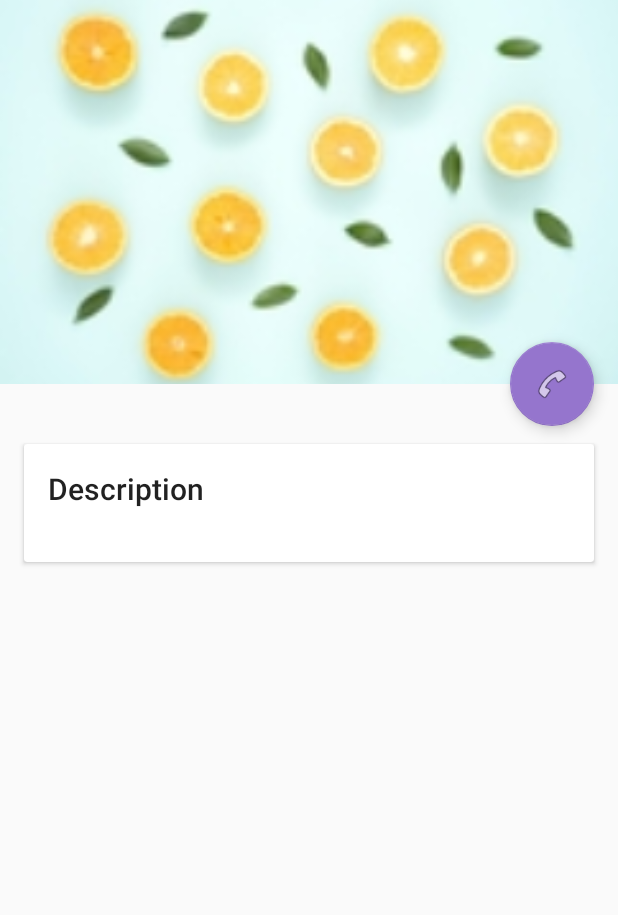
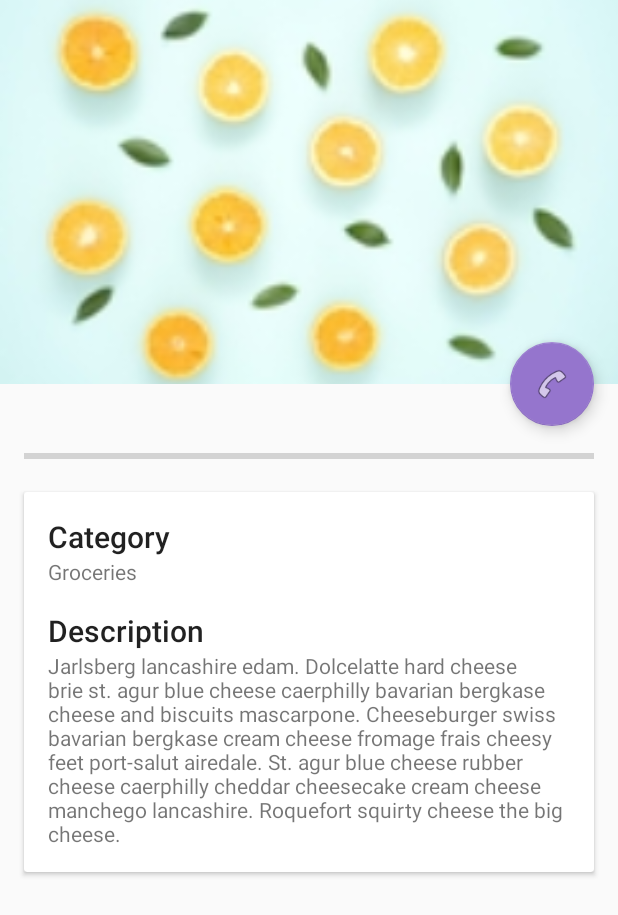
Before and after one commit to Northerngirlit/GiveApp, an Android app: the layout fragment_item_details.xml on its own in the app's theme, with its tools: preview values and no code run, on a phone screen of 412 x 824 dp. Shown: the top 915 px of the screen. Run offline under Robolectric (Android 15) with nearby library versions, the phone set to English and light mode, and no system bars.

Commit message:
Add item lifetime progress bar logic

```diff
--- a/app/src/main/java/com/truecaller/giveapp/MainActivity.kt
+++ b/app/src/main/java/com/truecaller/giveapp/MainActivity.kt
@@ -8,8 +8,7 @@ import com.truecaller.giveapp.model.Item
 import com.truecaller.giveapp.view.ItemDetailsFragment
 import com.truecaller.giveapp.view.ItemListFragment
 
-class MainActivity : AppCompatActivity(), ItemListFragment.OnFragmentInteractionListener,
-    ItemDetailsFragment.OnFragmentInteractionListener {
+class MainActivity : AppCompatActivity(), ItemListFragment.OnFragmentInteractionListener {
 
     override fun onCreate(savedInstanceState: Bundle?) {
         super.onCreate(savedInstanceState)
--- a/app/src/main/java/com/truecaller/giveapp/model/Item.kt
+++ b/app/src/main/java/com/truecaller/giveapp/model/Item.kt
@@ -20,6 +20,7 @@ class Item : Parcelable {
     var phone: String = ""
     var address: String = ""
     var email: String = ""
+    var creationTimestamp: Long = 0
 
     @Exclude
     fun toMap(): Map<String, Any> {
@@ -33,7 +34,8 @@ class Item : Parcelable {
             "longitude" to longitude,
             "phone" to phone,
             "address" to address,
-            "email" to email
+            "email" to email,
+            "creationTimestamp" to creationTimestamp
         ).toMap()
     }
 }
--- a/app/src/main/res/layout/fragment_item_details.xml
+++ b/app/src/main/res/layout/fragment_item_details.xml
@@ -52,6 +52,16 @@
                 android:orientation="vertical"
                 android:paddingTop="@dimen/spacing_large">
 
+            <ProgressBar
+                    android:id="@+id/progressBarLifeTime"
+                    android:layout_width="match_parent"
+                    android:layout_marginEnd="@dimen/spacing_normal"
+                    android:layout_marginStart="@dimen/spacing_normal"
+                    android:layout_marginTop="@dimen/spacing_normal"
+                    style="@style/Widget.AppCompat.ProgressBar.Horizontal"
+                    android:layout_height="wrap_content"/>
+
+
             <android.support.v7.widget.CardView
                     android:layout_width="match_parent"
                     android:layout_height="wrap_content"
@@ -61,7 +71,18 @@
                         style="@style/Widget.CardContent"
                         android:layout_width="match_parent"
                         android:layout_height="wrap_content">
+                    <TextView
+                            android:layout_width="match_parent"
+                            android:layout_height="wrap_content"
+                            android:text="@string/category"
+                            android:textAppearance="@style/TextAppearance.AppCompat.Title"/>
 
+                    <TextView
+                            android:id="@+id/tvItemCategory"
+                            android:layout_width="match_parent"
+                            android:layout_height="wrap_content"
+                            android:layout_marginBottom="@dimen/spacing_normal"
+                            tools:text="Groceries"/>
                     <TextView
                             android:layout_width="match_parent"
                             android:layout_height="wrap_content"
@@ -72,7 +93,7 @@
                             android:id="@+id/tvItemDescription"
                             android:layout_width="match_parent"
                             android:layout_height="wrap_content"
-                            tools:text="@tools:sample/lorem/random"/>
+                            android:text="@string/lorem_ipsum"/>
 
                 </LinearLayout>
 
--- a/app/src/main/res/values/strings.xml
+++ b/app/src/main/res/values/strings.xml
@@ -10,4 +10,14 @@
     <string name="DAY">DAY</string>
     <string name="DAYS">DAYS</string>
     <string name="category">Category</string>
+
+    <string name="error_message_item_expired">Sorry, Item expired!</string>
+
+    <string name="lorem_ipsum">Jarlsberg lancashire edam. Dolcelatte hard cheese brie st. agur blue
+        cheese caerphilly bavarian bergkase cheese and biscuits mascarpone. Cheeseburger swiss bavarian
+        bergkase cream cheese fromage frais cheesy feet port-salut airedale. St. agur blue cheese rubber
+        cheese caerphilly cheddar cheesecake cream cheese manchego lancashire. Roquefort squirty cheese
+        the big cheese.
+    </string>
+
 </resources>
```
Also changed, not shown: app/src/main/java/com/truecaller/giveapp/utils/Extensions.kt (+8 -0 lines), app/src/main/java/com/truecaller/giveapp/view/ItemDetailsFragment.kt (+37 -15 lines).
